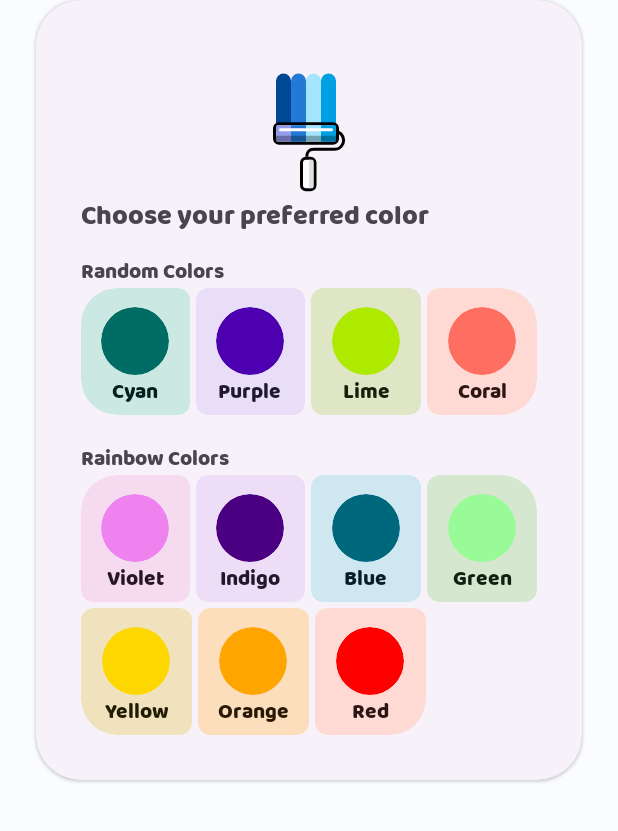
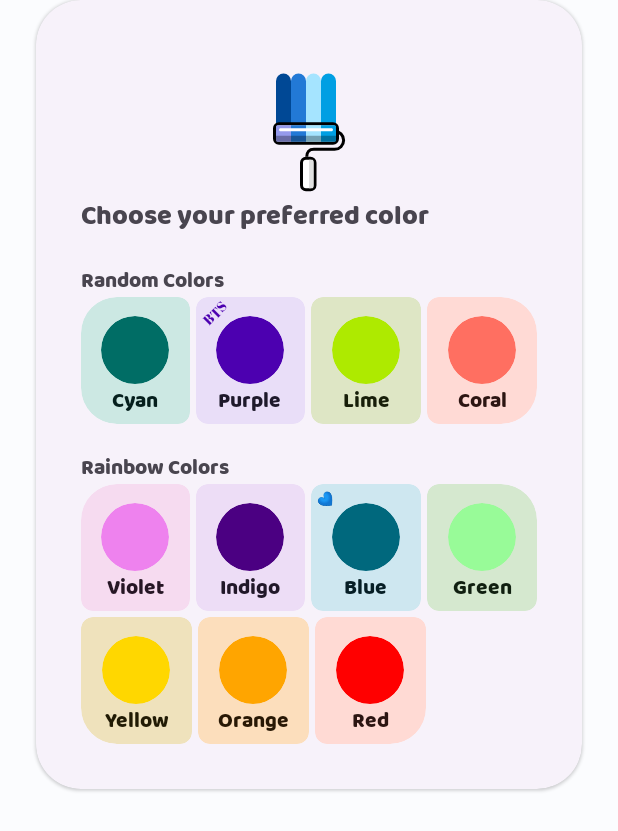
Before and after one commit to acpSiam/BDictionary, an Android app: the layout dialog_color_preference.xml on its own in the app's theme, with its tools: preview values and no code run, on a phone screen of 412 x 824 dp. Shown: the top 831 px of the screen. Run offline under Robolectric (Android 15) with nearby library versions, the phone set to English and light mode, and no system bars; network calls fail.

Commit message:
Added: Voice Input For Translation Added: New Colors and Themes Upgraded: Redesigned Color Choice Dialog UI Improved: More Optimised Code

```diff
--- a/app/src/main/res/layout/dialog_color_preference.xml
+++ b/app/src/main/res/layout/dialog_color_preference.xml
@@ -31,7 +31,7 @@
             android:fontFamily="@font/baloo_bhaijaan"
             android:text="@string/preferred_color_selection"
             android:textSize="18sp"
-            android:layout_marginBottom="12dp"/>
+            android:layout_marginBottom="18dp"/>
 
 
 
@@ -93,6 +93,16 @@
                 app:strokeWidth="0dp"
                 app:cardBackgroundColor="@color/purple_md_theme_light_secondaryContainer"
                 android:layout_marginEnd="4dp">
+
+                <TextView
+                    android:layout_width="wrap_content"
+                    android:layout_height="wrap_content"
+                    android:text="BTS"
+                    android:textSize="9sp"
+                    android:textColor="@color/purple_seed"
+                    android:rotation="-45"
+                    android:padding="4dp"
+                    android:fontFamily="@font/abril_fatface"/>
 
                 <LinearLayout
                     android:id="@+id/color_pref_purple_id"
@@ -308,6 +318,15 @@
                 app:cardBackgroundColor="@color/blue_md_theme_light_secondaryContainer"
                 android:layout_marginEnd="4dp">
 
+
+                <TextView
+                    android:layout_width="wrap_content"
+                    android:layout_height="wrap_content"
+                    android:text="💙"
+                    android:textSize="9sp"
+                    android:rotation="-45"
+                    android:padding="4dp"/>
+
                 <LinearLayout
                     android:id="@+id/color_pref_blue_id"
                     android:layout_width="wrap_content"
```
